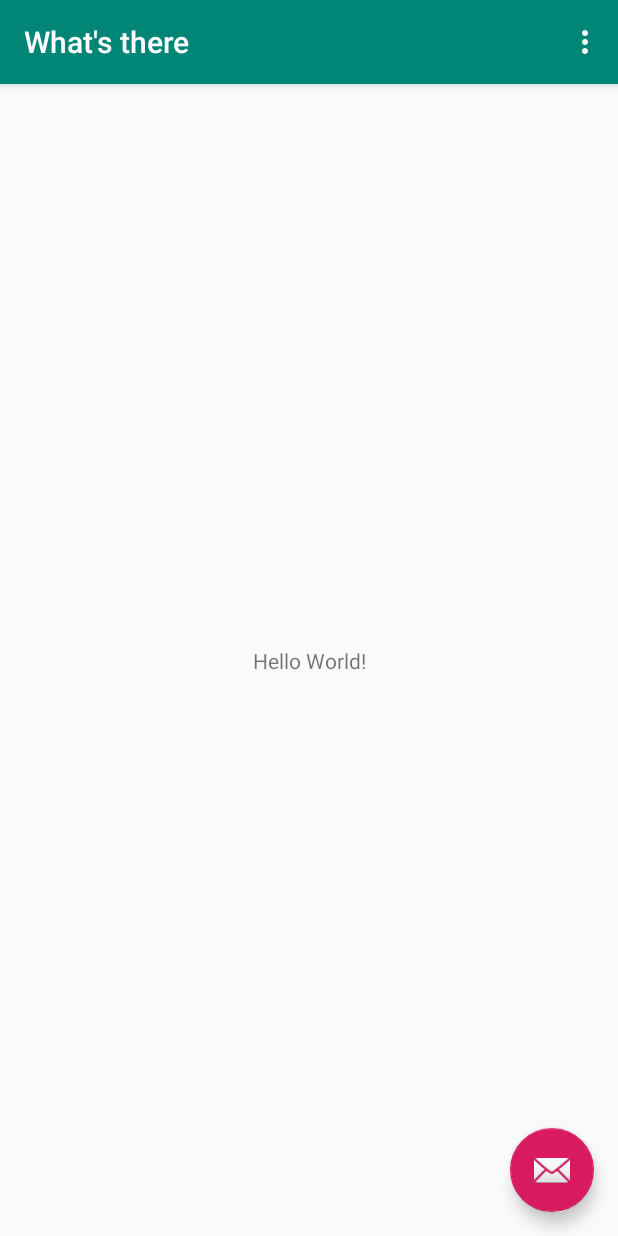
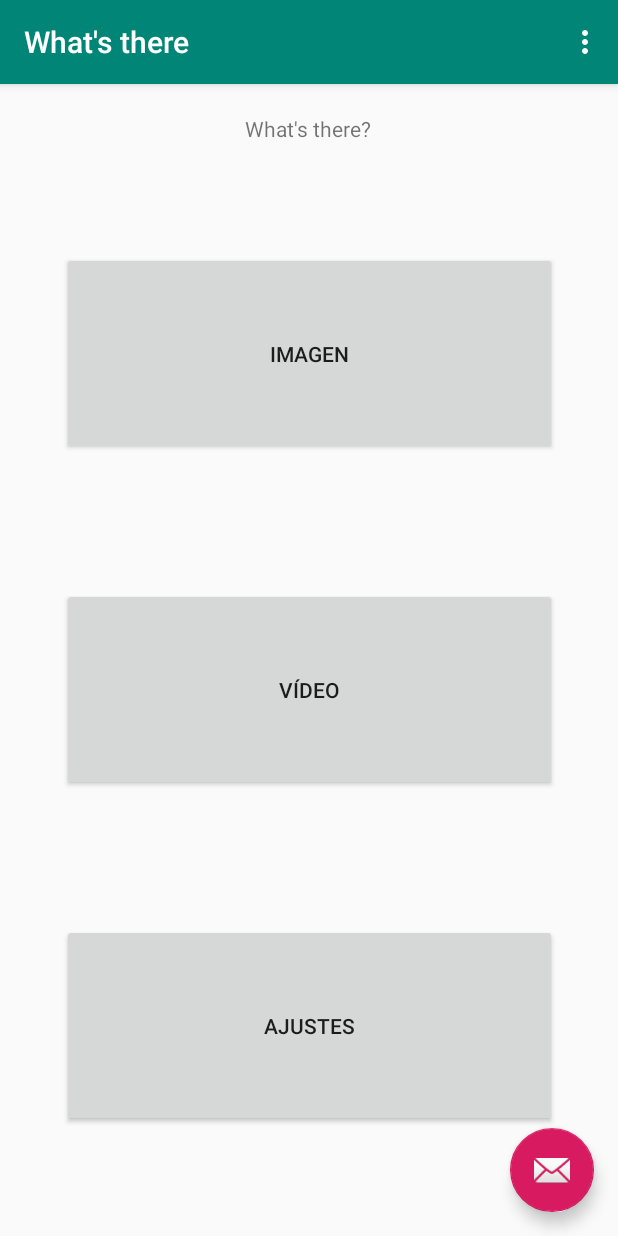
Before and after one commit to drozas/whatsthere, an Android app: the screen it shows after launch (MainActivity), on a phone screen of 412 x 824 dp. Run offline under Robolectric (Android 15) with nearby library versions, the phone set to English and light mode, and no system bars.

Commit message:
cambios siguiendo el tutorial

```diff
--- a/WhatsThere/app/src/main/AndroidManifest.xml
+++ b/WhatsThere/app/src/main/AndroidManifest.xml
@@ -1,6 +1,6 @@
 <?xml version="1.0" encoding="utf-8"?>
 <manifest xmlns:android="http://schemas.android.com/apk/res/android"
-    package="es.simonapuucm.whatsthere">
+    package="es.whatsthere">
 
     <application
         android:allowBackup="true"
--- a/WhatsThere/app/src/main/java/es/simonapuucm/whatsthere/MainActivity.java
+++ b/WhatsThere/app/src/main/java/es/whatsthere/MainActivity.java
@@ -1,4 +1,4 @@
-package es.simonapuucm.whatsthere;
+package es.whatsthere;
 
 import android.os.Bundle;
 import android.support.design.widget.FloatingActionButton;
@@ -15,10 +15,10 @@ public class MainActivity extends AppCompatActivity {
     protected void onCreate(Bundle savedInstanceState) {
         super.onCreate(savedInstanceState);
         setContentView(R.layout.activity_main);
-        Toolbar toolbar = (Toolbar) findViewById(R.id.toolbar);
+        Toolbar toolbar = findViewById(R.id.toolbar);
         setSupportActionBar(toolbar);
 
-        FloatingActionButton fab = (FloatingActionButton) findViewById(R.id.fab);
+        FloatingActionButton fab = findViewById(R.id.fab);
         fab.setOnClickListener(new View.OnClickListener() {
             @Override
             public void onClick(View view) {
--- a/WhatsThere/app/src/main/res/layout/content_main.xml
+++ b/WhatsThere/app/src/main/res/layout/content_main.xml
@@ -9,12 +9,58 @@
     tools:showIn="@layout/activity_main">
 
     <TextView
+        android:id="@+id/textView"
         android:layout_width="wrap_content"
         android:layout_height="wrap_content"
-        android:text="Hello World!"
+        android:text="What's there?"
         app:layout_constraintBottom_toBottomOf="parent"
+        app:layout_constraintHorizontal_bias="0.498"
         app:layout_constraintLeft_toLeftOf="parent"
         app:layout_constraintRight_toRightOf="parent"
-        app:layout_constraintTop_toTopOf="parent" />
+        app:layout_constraintTop_toTopOf="parent"
+        app:layout_constraintVertical_bias="0.027" />
+
+    <Button
+        android:id="@+id/button"
+        android:layout_width="330dp"
+        android:layout_height="135dp"
+        android:layout_marginStart="16dp"
+        android:layout_marginTop="16dp"
+        android:layout_marginEnd="16dp"
+        android:layout_marginBottom="16dp"
+        android:text="Imagen"
+        app:layout_constraintBottom_toTopOf="@+id/button2"
+        app:layout_constraintEnd_toEndOf="parent"
+        app:layout_constraintStart_toStartOf="parent"
+        app:layout_constraintTop_toBottomOf="@+id/textView" />
+
+    <Button
+        android:id="@+id/button2"
+        android:layout_width="330dp"
+        android:layout_height="135dp"
+        android:layout_marginStart="16dp"
+        android:layout_marginTop="16dp"
+        android:layout_marginEnd="16dp"
+        android:layout_marginBottom="16dp"
+        android:text="Vídeo"
+        app:layout_constraintBottom_toTopOf="@+id/button3"
+        app:layout_constraintEnd_toEndOf="parent"
+        app:layout_constraintStart_toStartOf="parent"
+        app:layout_constraintTop_toBottomOf="@+id/button" />
+
+    <Button
+        android:id="@+id/button3"
+        android:layout_width="330dp"
+        android:layout_height="135dp"
+        android:layout_marginStart="16dp"
+        android:layout_marginTop="16dp"
+        android:layout_marginEnd="16dp"
+        android:layout_marginBottom="16dp"
+        android:text="Ajustes"
+        app:layout_constraintBottom_toBottomOf="parent"
+        app:layout_constraintEnd_toEndOf="parent"
+        app:layout_constraintStart_toStartOf="parent"
+        app:layout_constraintTop_toBottomOf="@+id/button2"
+        app:layout_constraintVertical_bias="0.74" />
 
 </android.support.constraint.ConstraintLayout>
--- a/WhatsThere/build.gradle
+++ b/WhatsThere/build.gradle
@@ -7,7 +7,7 @@ buildscript {
         jcenter()
     }
     dependencies {
-        classpath 'com.android.tools.build:gradle:3.2.1'
+        classpath 'com.android.tools.build:gradle:3.3.1'
 
 
         // NOTE: Do not place your application dependencies here; they belong
```
Also changed, not shown: WhatsThere/gradle/wrapper/gradle-wrapper.properties, 4 other files.
